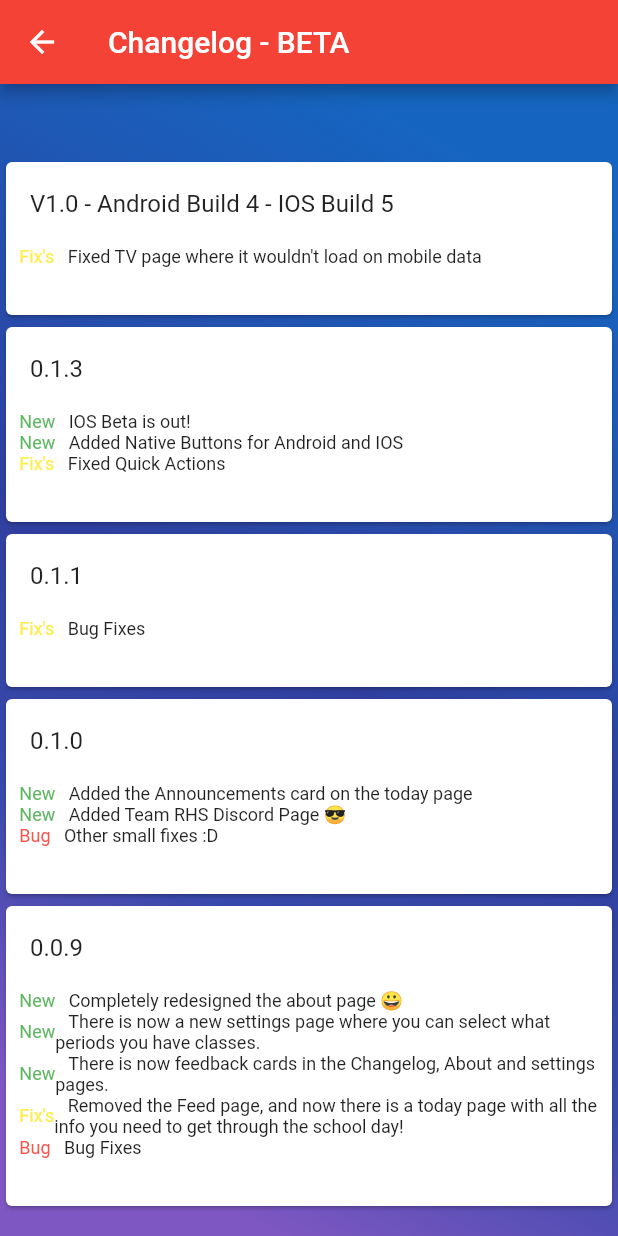
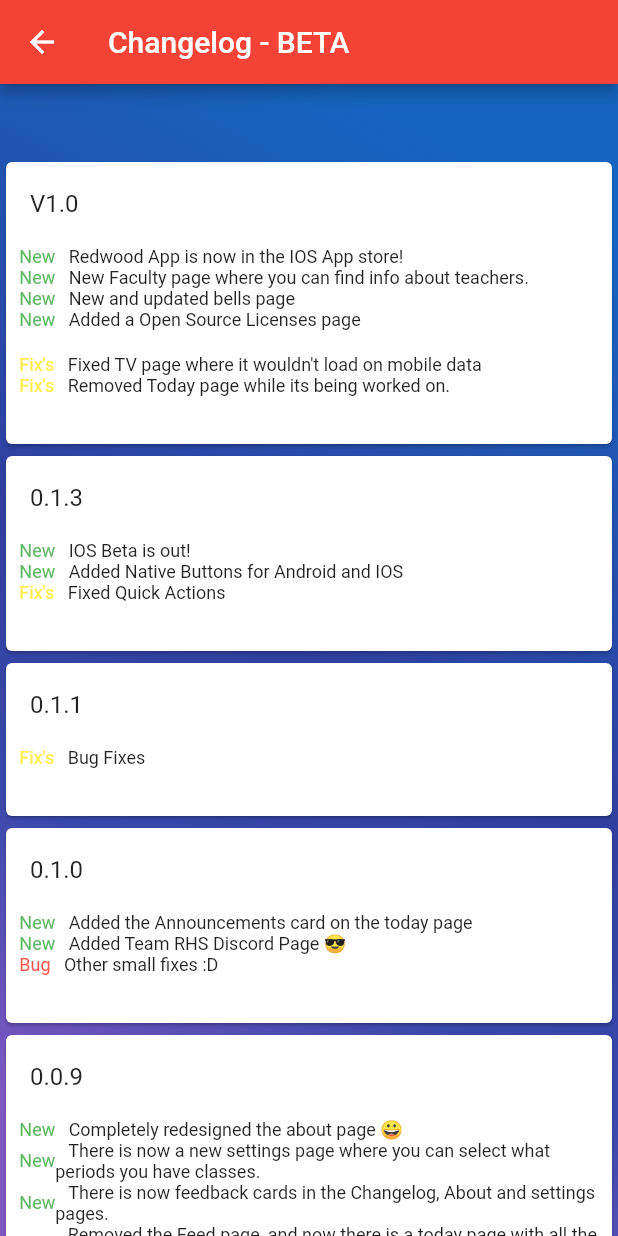
Before and after one commit to partnercloudsupport/Redwood, a Flutter app: the changelog screen opened by its route, on a phone screen of 412 x 824 dp. Run offline on Flutter 3.47's test engine with Material 2 defaults, Android fonts, the phone set to English and light mode, and no system bars; our stand-ins replace connectivity, firebase_database, firebase_messaging, firebase_remote_config, font_awesome_flutter, native_ui and 4 more; missing offline and left inert: flutter_youtube, quick_actions, scalable_image; accounts and stored records are empty; network calls fail.

Commit message:
Getting Ready for first ios release

```diff
--- a/lib/screens/changelog.dart
+++ b/lib/screens/changelog.dart
@@ -9,15 +9,8 @@ class changelog extends StatelessWidget {
         //App Bar
         appBar: new AppBar(
           title: new Text(
-            'Changelog - BETA',
-            style: new TextStyle(
-              fontSize: Theme.of(context).platform == TargetPlatform.iOS
-                  ? 17.0
-                  : 20.0,
-            ),
+            'Changelog - BETA'
           ),
-          elevation:
-              Theme.of(context).platform == TargetPlatform.iOS ? 0.0 : 4.0,
         ),
 
         //Content of tabs
@@ -55,8 +48,73 @@ class changelog extends StatelessWidget {
                       children: <Widget>[
                         new ListTile(
                           title:
-                              new Text('V1.0 - Android Build 4 - IOS Build 5'),
+                              new Text('V1.0'),
                         ),
+                        new Row(
+                          mainAxisAlignment: MainAxisAlignment.spaceEvenly,
+                          children: [
+                            new Text(
+                              '   New',
+                              style: new TextStyle(
+                                  color: Colors.green.withOpacity(0.9),
+                                  fontSize: 12.0),
+                            ),
+                            const Expanded(
+                                child: const Text(
+                                  '   Redwood App is now in the IOS App store!',
+                                  style: const TextStyle(fontSize: 12.0),
+                                )),
+                          ],
+                        ),
+                        new Row(
+                          mainAxisAlignment: MainAxisAlignment.spaceEvenly,
+                          children: [
+                            new Text(
+                              '   New',
+                              style: new TextStyle(
+                                  color: Colors.green.withOpacity(0.9),
+                                  fontSize: 12.0),
+                            ),
+                            const Expanded(
+                                child: const Text(
+                                  '   New Faculty page where you can find info about teachers.',
+                                  style: const TextStyle(fontSize: 12.0),
+                                )),
+                          ],
+                        ),
+                        new Row(
+                          mainAxisAlignment: MainAxisAlignment.spaceEvenly,
+                          children: [
+                            new Text(
+                              '   New',
+                              style: new TextStyle(
+                                  color: Colors.green.withOpacity(0.9),
+                                  fontSize: 12.0),
+                            ),
+                            const Expanded(
+                                child: const Text(
+                                  '   New and updated bells page',
+                                  style: const TextStyle(fontSize: 12.0),
+                                )),
+                          ],
+                        ),
+                        new Row(
+                          mainAxisAlignment: MainAxisAlignment.spaceEvenly,
+                          children: [
+                            new Text(
+                              '   New',
+                              style: new TextStyle(
+                                  color: Colors.green.withOpacity(0.9),
+                                  fontSize: 12.0),
+                            ),
+                            const Expanded(
+                                child: const Text(
+                                  '   Added a Open Source Licenses page',
+                                  style: const TextStyle(fontSize: 12.0),
+                                )),
+                          ],
+                        ),
+                        new Text(''),
                         new Row(
                           mainAxisAlignment: MainAxisAlignment.spaceEvenly,
                           children: [
@@ -71,6 +129,22 @@ class changelog extends StatelessWidget {
                               '   Fixed TV page where it wouldn\'t load on mobile data',
                               style: const TextStyle(fontSize: 12.0),
                             )),
+                          ],
+                        ),
+                        new Row(
+                          mainAxisAlignment: MainAxisAlignment.spaceEvenly,
+                          children: [
+                            new Text(
+                              '   Fix\'s',
+                              style: new TextStyle(
+                                  color: Colors.yellow.withOpacity(0.9),
+                                  fontSize: 12.0),
+                            ),
+                            const Expanded(
+                                child: const Text(
+                                  '   Removed Today page while its being worked on.',
+                                  style: const TextStyle(fontSize: 12.0),
+                                )),
                           ],
                         ),
                         new Text('\n'),
```
Also changed, not shown: lib/screens/Map.dart (+1 -6 lines), lib/screens/about.dart (+13 -20 lines), lib/screens/dev.dart (+5 -12 lines), lib/screens/discord.dart (+1 -8 lines), lib/screens/opl.dart (+1 -8 lines).
